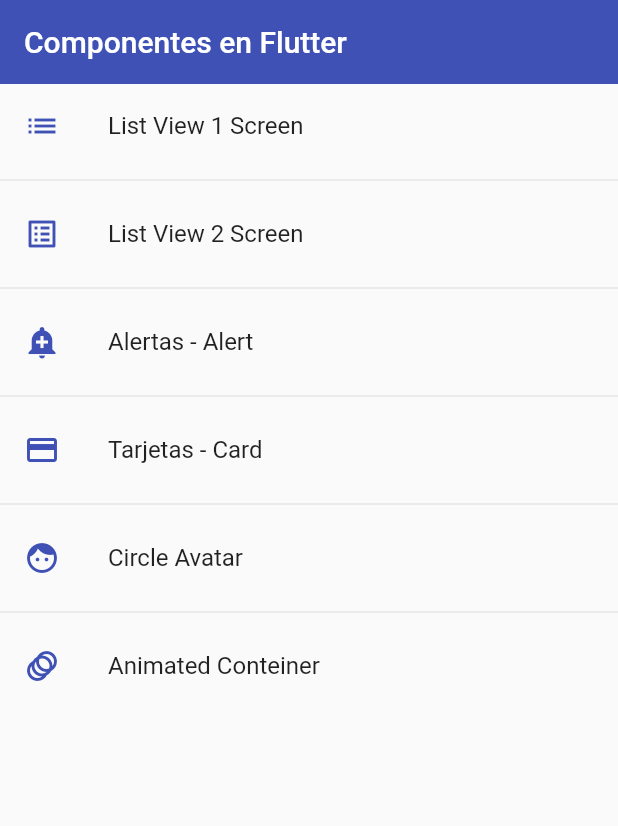
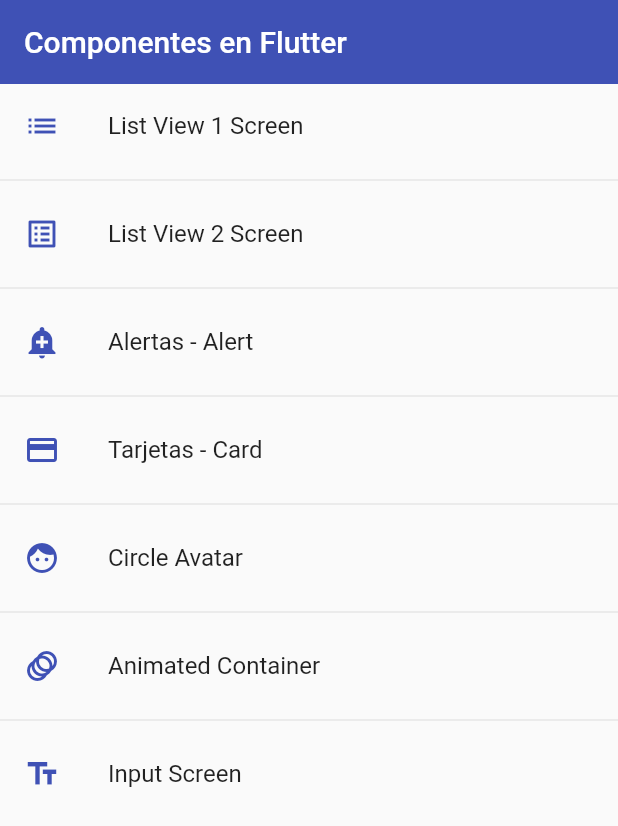
Before and after one commit to 3bort/cursoFlutter, a Flutter app: the screen it shows after launch, on a phone screen of 412 x 824 dp. Shown: the top 826 px of the screen. Run offline on Flutter 3.47's test engine with Material 2 defaults, Android fonts, the phone set to English and light mode, and no system bars; missing offline and left inert: dart:ffi.

Commit message:
Lección 6 (Componentes) - TextformField
Pantalla de TextFormField y Personalización de los mismos

```diff
--- a/lesson_6/components/fl_components/lib/router/app_routes.dart
+++ b/lesson_6/components/fl_components/lib/router/app_routes.dart
@@ -45,9 +45,15 @@ class AppRoutes {
 
     MenuOption(
       route: 'animated',
-      name: 'Animated Conteiner',
+      name: 'Animated Container',
       screen: const AnimatedScreen(),
       icon: Icons.animation,
+    ),
+    MenuOption(
+      route: 'input',
+      name: 'Input Screen',
+      screen: const InputScreen(),
+      icon: Icons.text_fields,
     ),
 
   ];
--- a/lesson_6/components/fl_components/lib/screens/screens.dart
+++ b/lesson_6/components/fl_components/lib/screens/screens.dart
@@ -7,3 +7,4 @@ export 'package:fl_components/screens/listview1_screen.dart';
 export 'package:fl_components/screens/home_screen.dart';
 export 'package:fl_components/screens/avatar_screen.dart';
 export 'package:fl_components/screens/animated_screen.dart';
+export 'package:fl_components/screens/input_screen.dart';
```
Also changed, not shown: lesson_6/components/fl_components/lib/screens/input_screen.dart (added, +51 -0 lines).
